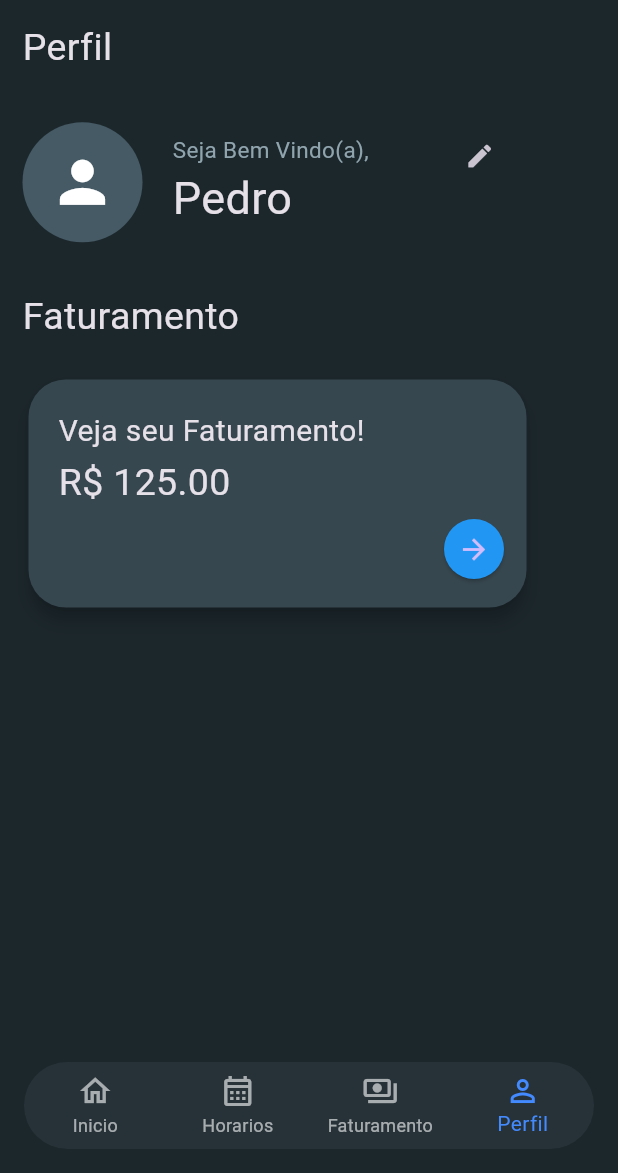
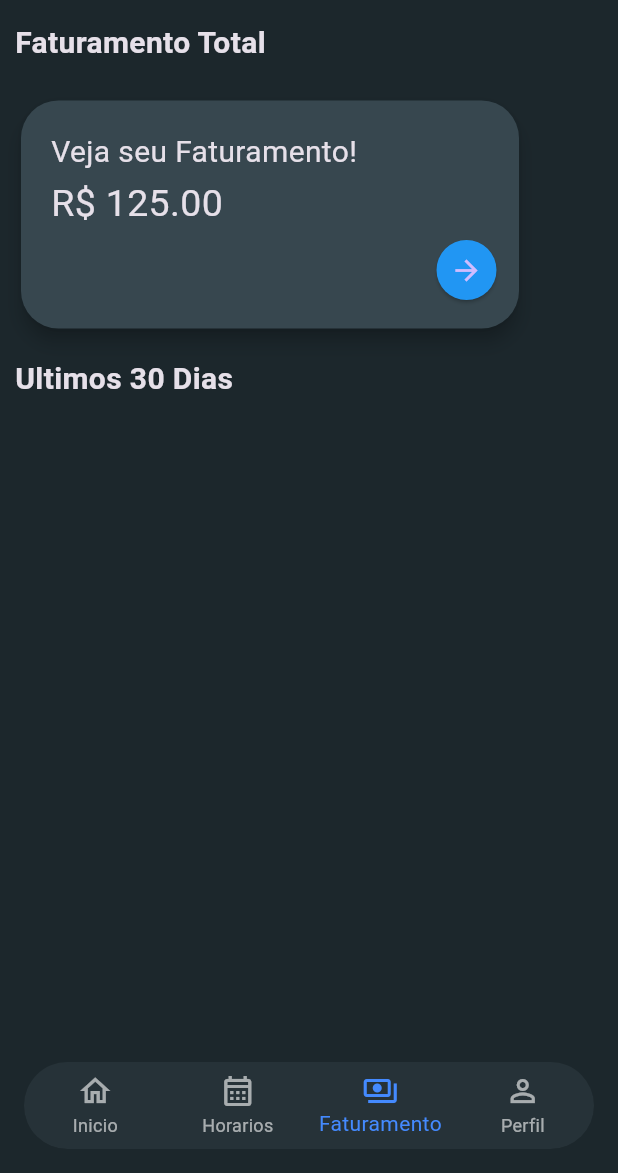
Before and after one commit to pedro-icaro/Agendify, a Flutter app: the screen it shows after launch, item 4 of the bottom bar chosen, after a tap on the "arrow forward" icon, on a phone screen of 412 x 824 dp, the part 63-1236 px from its top. Run offline on Flutter 3.47's test engine with Material 3 defaults, Android fonts, the light colour scheme and no system bars.

Commit message:
feat: adicionado troca de tela com o botao do cardFaturamento com voidcallback

```diff
--- a/lib/components/conteudo_home.dart
+++ b/lib/components/conteudo_home.dart
@@ -7,9 +7,10 @@ import 'package:agendify/models/clientes_models.dart';
 import 'package:flutter/material.dart';
 
 class ConteudoHome extends StatefulWidget {
+  final VoidCallback navegacao;
   final List lista;
   String nomeAtual;
-  ConteudoHome({required this.lista, required this.nomeAtual, super.key});
+  ConteudoHome({required this.navegacao,required this.lista, required this.nomeAtual, super.key});
 
   @override
   State<ConteudoHome> createState() => _ConteudoHomeState();
@@ -24,7 +25,7 @@ class _ConteudoHomeState extends State<ConteudoHome> {
         children: [
           SubtituloHome(nome: widget.nomeAtual),
           SizedBox(height: 20),
-          Center(child: FaturamentoCard(lista: widget.lista)),
+          Center(child: FaturamentoCard(lista: widget.lista,navegacao: widget.navegacao,)),
           SizedBox(height: 20),
           Column(
             crossAxisAlignment: CrossAxisAlignment.start,
--- a/lib/components/faturamento_card.dart
+++ b/lib/components/faturamento_card.dart
@@ -2,16 +2,18 @@ import 'package:flutter/material.dart';
 
 class FaturamentoCard extends StatefulWidget {
   final List lista;
-  const FaturamentoCard({required this.lista, super.key});
+  final VoidCallback navegacao;
+  FaturamentoCard({required this.navegacao, required this.lista, super.key});
 
   @override
   State<FaturamentoCard> createState() => _FaturamentoCardState();
 }
 
 class _FaturamentoCardState extends State<FaturamentoCard> {
-  double get faturamentoTotal{
-    return widget.lista.fold(0.0, (soma,cliente)=> soma + cliente.valor);
+  double get faturamentoTotal {
+    return widget.lista.fold(0.0, (soma, cliente) => soma + cliente.valor);
   }
+
   @override
   Widget build(BuildContext context) {
     return SizedBox(
@@ -28,7 +30,10 @@ class _FaturamentoCardState extends State<FaturamentoCard> {
             children: [
               Text("Veja seu Faturamento!", style: TextStyle(fontSize: 20)),
               SizedBox(height: 2),
-              Text("R\$ ${faturamentoTotal.toStringAsFixed(2)}", style: TextStyle(fontSize: 25)),
+              Text(
+                "R\$ ${faturamentoTotal.toStringAsFixed(2)}",
+                style: TextStyle(fontSize: 25),
+              ),
 
               const Spacer(),
 
@@ -41,7 +46,9 @@ class _FaturamentoCardState extends State<FaturamentoCard> {
                       backgroundColor: Colors.blue,
                       shape: CircleBorder(),
                     ),
-                    onPressed: () {},
+                    onPressed: () {
+                      widget.navegacao() ;
+                    },
                     child: Icon(Icons.arrow_forward, size: 22),
                   ),
                 ),
--- a/lib/pages/faturamento.dart
+++ b/lib/pages/faturamento.dart
@@ -6,7 +6,8 @@ import 'package:flutter/material.dart';
 
 class Faturamento extends StatefulWidget {
   final List lista;
-  const Faturamento({required this.lista, super.key});
+  final VoidCallback navegacao;
+  Faturamento({required this.navegacao, required this.lista, super.key});
 
   @override
   State<Faturamento> createState() => _FaturamentoState();
@@ -27,7 +28,7 @@ class _FaturamentoState extends State<Faturamento> {
                 style: TextStyle(fontSize: 20, fontWeight: FontWeight.bold),
               ),
               SizedBox(height: 20),
-              FaturamentoCard(lista: widget.lista),
+              FaturamentoCard(lista: widget.lista, navegacao: widget.navegacao),
               SizedBox(height: 15),
               Text(
                 "Ultimos 30 Dias",
--- a/lib/pages/home_page.dart
+++ b/lib/pages/home_page.dart
@@ -15,7 +15,7 @@ class HomePage extends StatefulWidget {
 }
 
 class _HomePageState extends State<HomePage> {
-   final List<ClientesModels> listaUsuarios = [
+  final List<ClientesModels> listaUsuarios = [
     ClientesModels(
       nome: "Pedro",
       data: "12/08/26",
@@ -53,12 +53,35 @@ class _HomePageState extends State<HomePage> {
   @override
   Widget build(BuildContext context) {
     final List<Widget> _telas = [
-      ConteudoHome(nomeAtual: nomeUsuario,lista: listaUsuarios,),
+      ConteudoHome(
+        nomeAtual: nomeUsuario,
+        lista: listaUsuarios,
+        navegacao: () {
+          return setState(() {
+            _navegacaoindex = 2;
+          });
+        },
+      ),
       HorariosPage(lista: listaUsuarios),
-      Faturamento(lista: listaUsuarios),
-      Perfil(nomeAtual: nomeUsuario, funcao: atualizarNome,lista: listaUsuarios,),
+      Faturamento(
+        lista: listaUsuarios,
+        navegacao: () {
+          return setState(() {
+            _navegacaoindex = 2;
+          });
+        },
+      ),
+      Perfil(
+        nomeAtual: nomeUsuario,
+        funcao: atualizarNome,
+        lista: listaUsuarios,
+        navegacao: () {
+          return setState(() {
+            _navegacaoindex = 2;
+          });
+        },
+      ),
     ];
-
 
     return Scaffold(
       appBar: AppBar(
--- a/lib/pages/perfil.dart
+++ b/lib/pages/perfil.dart
@@ -2,10 +2,11 @@ import 'package:agendify/components/faturamento_card.dart';
 import 'package:flutter/material.dart';
 
 class Perfil extends StatefulWidget {
+  final VoidCallback navegacao;
   final List lista;
   String nomeAtual;
   void Function(String) funcao;
-  Perfil({required this.lista ,required this.nomeAtual, required this.funcao, super.key});
+  Perfil({required this.navegacao,required this.lista ,required this.nomeAtual, required this.funcao, super.key});
 
   @override
   State<Perfil> createState() => _PerfilState();
@@ -92,7 +93,7 @@ class _PerfilState extends State<Perfil> {
               SizedBox(height: 20),
               Padding(
                 padding: const EdgeInsets.only(right: 20),
-                child: FaturamentoCard(lista: widget.lista),
+                child: FaturamentoCard(lista: widget.lista,navegacao: widget.navegacao,),
               ),
             ],
           ),
```
